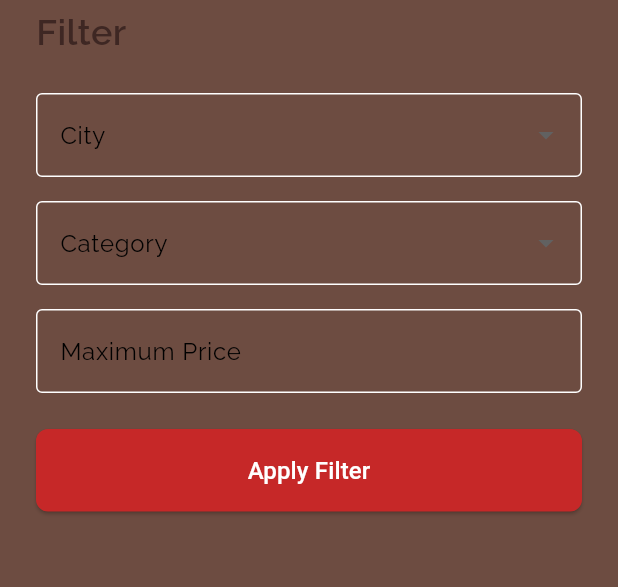
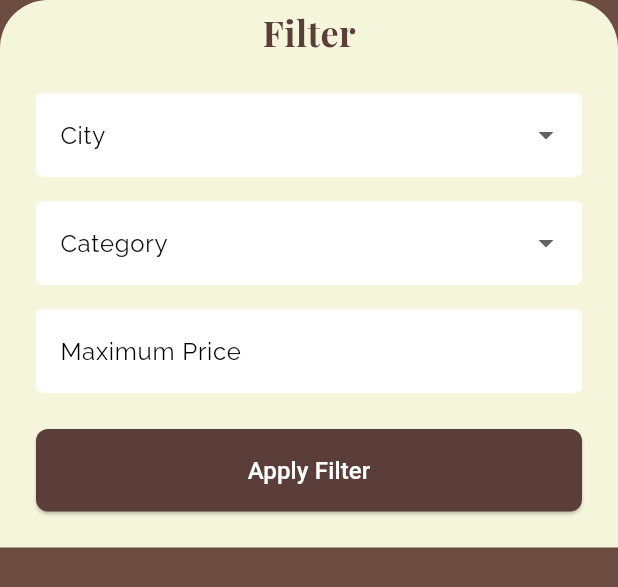
Before and after one commit to PBP-C09/setaksetik-mobile-upgrade, a Flutter app: the Filter widget shown alone on an empty page, opened directly with empty values, on a phone screen of 412 x 824 dp. Shown: the top 587 px of the screen. Run offline on Flutter 3.47's test engine with Material 3 defaults, Android fonts, the phone set to English and light mode, and no system bars; our stand-ins replace flutter_hooks; missing offline and left inert: pbp_django_auth.

Commit message:
Sudah bisa filter

```diff
--- a/lib/explore/screens/filter.dart
+++ b/lib/explore/screens/filter.dart
@@ -32,23 +32,36 @@ class _FilterState extends State<Filter> {
         right: 24,
         bottom: MediaQuery.of(context).viewInsets.bottom + 24,
       ),
+      decoration: const BoxDecoration(
+        color: Color(0xFFF5F5DC),
+        borderRadius: BorderRadius.vertical(
+          top: Radius.circular(32),
+        ),
+      ),
       child: Form(
         key: _formKey,
         child: Column(
           mainAxisSize: MainAxisSize.min,
-          crossAxisAlignment: CrossAxisAlignment.start,
           children: [
-            const Text(
+            const Center(
+            child: Text(
               "Filter",
               style: TextStyle(
                 fontSize: 24,
+                fontFamily: 'Playfair Display',
                 fontWeight: FontWeight.bold,
+                color: const Color(0xFF5B3E39),
               ),
             ),
-            const SizedBox(height: 24),
+          ),
+          const SizedBox(height: 24),
 
-            // City Dropdown
-            DropdownButtonFormField<City>(
+          Container(
+            decoration: BoxDecoration(
+              color: Colors.white,
+              borderRadius: BorderRadius.circular(8),
+            ),
+            child: DropdownButtonFormField<City>(
               value: selectedCity,
               decoration: const InputDecoration(
                 labelText: 'City',
@@ -66,10 +79,16 @@ class _FilterState extends State<Filter> {
                 });
               },
             ),
-            const SizedBox(height: 16),
+          ),
+          const SizedBox(height: 16),
 
             // Category Dropdown
-            DropdownButtonFormField<String>(
+            Container(
+            decoration: BoxDecoration(
+              color: Colors.white,
+              borderRadius: BorderRadius.circular(8),
+            ),
+            child: DropdownButtonFormField<String>(
               value: selectedCategory,
               decoration: const InputDecoration(
                 labelText: 'Category',
@@ -87,10 +106,16 @@ class _FilterState extends State<Filter> {
                 });
               },
             ),
-            const SizedBox(height: 16),
+          ),
+          const SizedBox(height: 16),
 
             // Price TextField
-            TextFormField(
+            Container(
+            decoration: BoxDecoration(
+              color: Colors.white,
+              borderRadius: BorderRadius.circular(8),
+            ),
+            child: TextFormField(
               keyboardType: TextInputType.number,
               decoration: const InputDecoration(
                 labelText: 'Maximum Price',
@@ -101,7 +126,8 @@ class _FilterState extends State<Filter> {
                 maxPrice = value;
               },
             ),
-            const SizedBox(height: 24),
+          ),
+          const SizedBox(height: 24),
 
             // Apply Button
             SizedBox(
@@ -119,7 +145,7 @@ class _FilterState extends State<Filter> {
                   }
                 },
                 style: ElevatedButton.styleFrom(
-                  backgroundColor: const Color(0xFFC62828),
+                  backgroundColor: const Color(0xFF5B3E39),
                   foregroundColor: Colors.white,
                   padding: const EdgeInsets.symmetric(vertical: 16),
                   shape: RoundedRectangleBorder(
```
Also changed, not shown: lib/explore/screens/menu_detail.dart (+19 -19 lines), lib/explore/screens/steak_lover.dart (+57 -16 lines).
